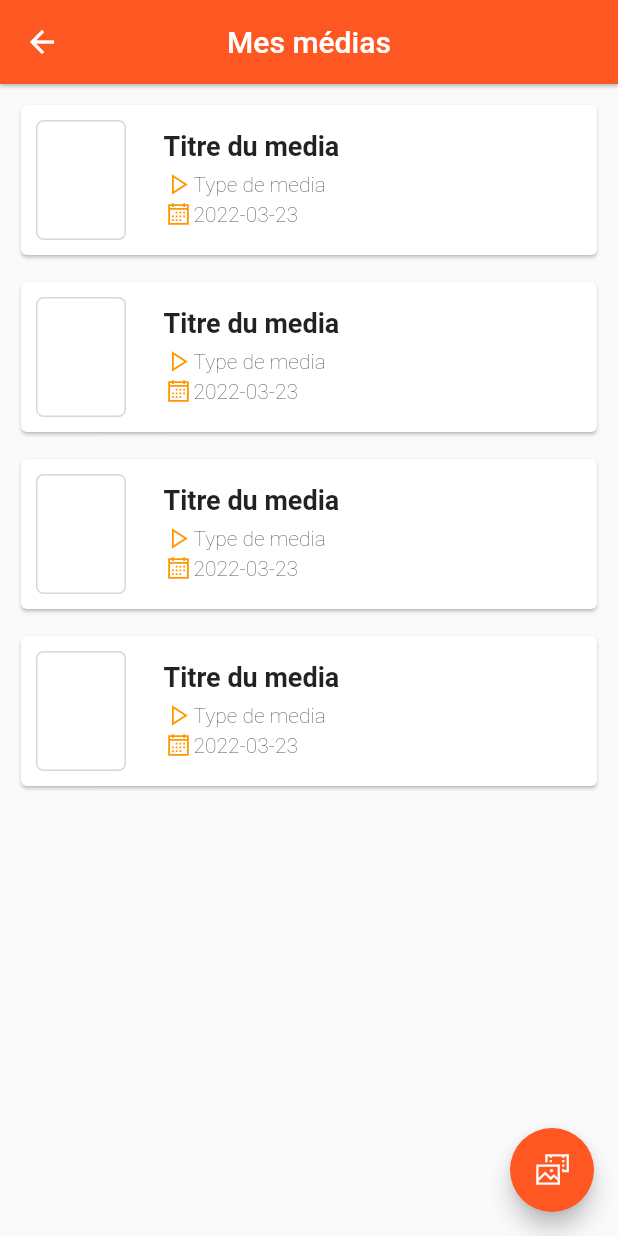
After one commit to Moise-Nturubika/OkonectFront, a Flutter app: the screen it shows after launch, item 4 of the bottom bar chosen, after a tap on "Vidéos", on a phone screen of 412 x 824 dp. The commit adds this screen. Run offline on Flutter 3.47's test engine with Material 2 defaults, Android fonts, the phone set to English and light mode, and no system bars; our stand-ins replace avatar_glow, cached_network_image, carousel_slider, chewie, flutter_bloc, flutter_spinkit and 10 more; missing offline and left inert: audio_session, dart:ffi; network calls fail.

Commit message:
Add user video upload screen

```diff
--- a/lib/ui/profil/profil.dart
+++ b/lib/ui/profil/profil.dart
@@ -1,5 +1,6 @@
 import 'package:flutter/material.dart';
 import 'package:line_icons/line_icons.dart';
+import 'package:okonect/ui/profil/videos/videoUser.dart';
 
 class ProfilScreen extends StatefulWidget {
   const ProfilScreen({Key? key}) : super(key: key);
@@ -72,6 +73,12 @@ class _ProfilScreenState extends State<ProfilScreen> {
                                   shape: RoundedRectangleBorder(
                                       borderRadius: BorderRadius.circular(10)),
                                   elevation: 1,
+                                  child: InkWell(
+                                    onTap: () {
+                                      Navigator.of(context).push(
+                                          MaterialPageRoute(
+                                              builder: (ctx) => VideoUser()));
+                                    },
                                     child: Container(
                                       height: 80,
                                       width: 80,
@@ -87,6 +94,7 @@ class _ProfilScreenState extends State<ProfilScreen> {
                                           ),
                                           Text("Vidéos")
                                         ],
+                                      ),
                                     ),
                                   ),
                                 ),
--- /dev/null
+++ b/lib/ui/profil/videos/videoUser.dart
@@ -0,0 +1,39 @@
+import 'package:flutter/material.dart';
+import 'package:line_icons/line_icons.dart';
+import 'package:okonect/ui/widgets/video_widget.dart';
+
+class VideoUser extends StatefulWidget {
+  const VideoUser({Key? key}) : super(key: key);
+
+  @override
+  State<VideoUser> createState() => _VideoUserState();
+}
+
+class _VideoUserState extends State<VideoUser> {
+  @override
+  Widget build(BuildContext context) {
+    return Scaffold(
+      appBar: new AppBar(
+        title: Text("Mes médias"),
+        centerTitle: true,
+        elevation: 1,
+        backgroundColor: Colors.deepOrange,
+      ),
+      floatingActionButton: FloatingActionButton(
+          onPressed: null,
+          backgroundColor: Colors.deepOrange,
+          child: Icon(LineIcons.photoVideo)),
+      body: SingleChildScrollView(
+        physics: BouncingScrollPhysics(),
+        child: Column(
+          children: [
+            tileVideoUser(),
+            tileVideoUser(),
+            tileVideoUser(),
+            tileVideoUser(),
+          ],
+        ),
+      ),
+    );
+  }
+}
--- a/lib/ui/widgets/video_widget.dart
+++ b/lib/ui/widgets/video_widget.dart
@@ -332,3 +332,62 @@ Widget cardShimmerVideo() {
         )),
   );
 }
+
+Widget tileVideoUser() {
+  return Padding(
+    padding: EdgeInsets.only(top: 10, left: 10, right: 10),
+    child: Card(
+      child: Container(
+        height: 100,
+        padding: EdgeInsets.only(left: 10, right: 10, top: 5, bottom: 5),
+        width: double.infinity,
+        child: Row(
+          children: [
+            Container(
+              height: 80,
+              width: 60,
+              decoration: BoxDecoration(
+                  // color: Colors.grey[200],
+                  borderRadius: BorderRadius.circular(5),
+                  border:
+                      Border.all(color: Color.fromARGB(255, 216, 214, 214))),
+            ),
+            SizedBox(
+              width: 25,
+            ),
+            Column(
+              crossAxisAlignment: CrossAxisAlignment.start,
+              mainAxisAlignment: MainAxisAlignment.center,
+              children: [
+                Text("Titre du media",
+                    style:
+                        TextStyle(fontWeight: FontWeight.bold, fontSize: 18)),
+                SizedBox(
+                  height: 5,
+                ),
+                Row(
+                  children: [
+                    Icon(LineIcons.play, color: Colors.orange, size: 20),
+                    Text(
+                      "Type de media",
+                      style: TextStyle(fontWeight: FontWeight.w200),
+                    ),
+                  ],
+                ),
+                Row(
+                  children: [
+                    Icon(LineIcons.calendar, color: Colors.orange, size: 20),
+                    Text(
+                      "2022-03-23",
+                      style: TextStyle(fontWeight: FontWeight.w200),
+                    ),
+                  ],
+                ),
+              ],
+            )
+          ],
+        ),
+      ),
+    ),
+  );
+}
```
Lines whose indentation alone changed are shown as unchanged.
